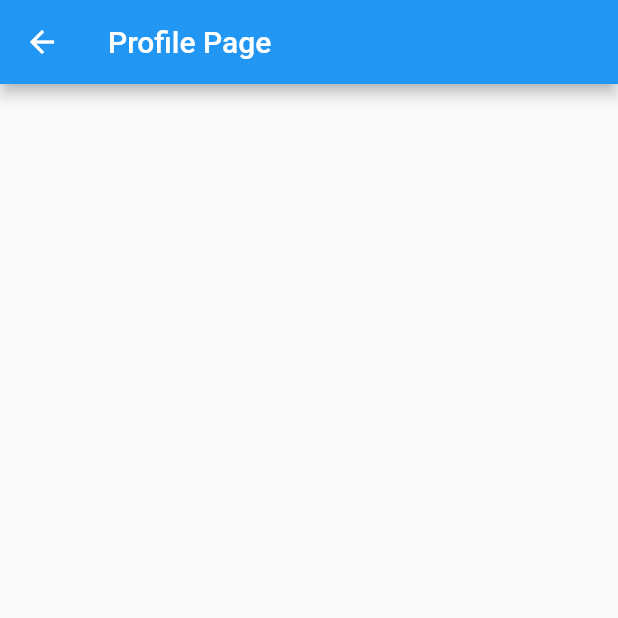
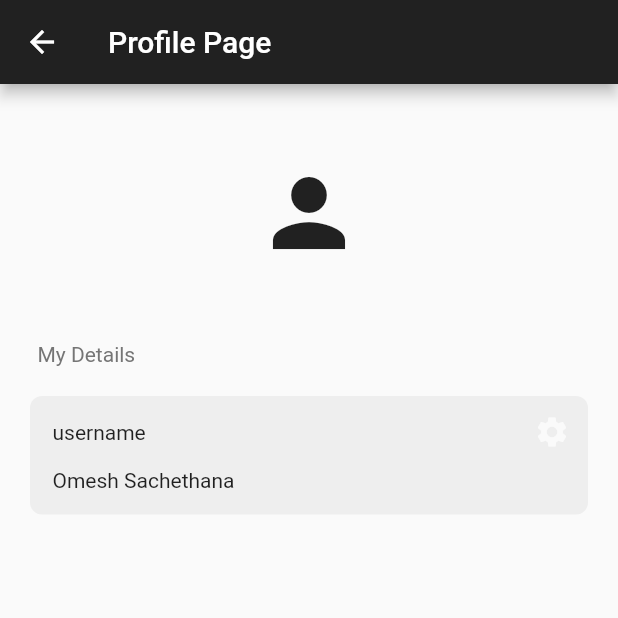
Before and after one commit to OmeshSachethana/UEE_Project, a Flutter app: the ProfilePage screen opened directly, on a phone screen of 412 x 824 dp, the top half of it. Run offline on Flutter 3.47's test engine with Material 2 defaults, Android fonts, the phone set to English and light mode, and no system bars; our stand-ins replace firebase_auth, firebase_core, google_sign_in; accounts and stored records are empty.

Commit message:
added text_box.dart

```diff
--- /dev/null
+++ b/lib/components/text_box.dart
@@ -0,0 +1,50 @@
+import 'package:flutter/material.dart';
+
+class MyTextBox extends StatelessWidget {
+  final String text;
+  final String sectionName;
+
+  const MyTextBox({
+    super.key,
+    required this.text,
+    required this.sectionName,
+  });
+
+  @override
+  Widget build(BuildContext context) {
+    return Container(
+      decoration: BoxDecoration(
+        color: Colors.grey[200],
+        borderRadius: BorderRadius.circular(8),
+      ),
+      padding: const EdgeInsets.only(
+        left: 15,
+        bottom: 15,
+      ),
+      margin: const EdgeInsets.only(left: 20, right: 20, top: 20),
+      child: Column(
+        crossAxisAlignment: CrossAxisAlignment.start,
+        children: [
+          Row(
+            mainAxisAlignment: MainAxisAlignment.spaceBetween,
+            children: [
+              //section name
+              Text(sectionName),
+
+              //edit Button
+              IconButton(
+                  onPressed: () {},
+                  icon: Icon(
+                    Icons.settings,
+                    color: Colors.grey[50],
+                  )),
+            ],
+          ),
+
+          //text
+          Text(text),
+        ],
+      ),
+    );
+  }
+}
--- a/lib/pages/profile_page.dart
+++ b/lib/pages/profile_page.dart
@@ -1,4 +1,6 @@
+import 'package:firebase_auth/firebase_auth.dart';
 import 'package:flutter/material.dart';
+import 'package:new_app/components/text_box.dart';
 
 class ProfilePage extends StatefulWidget {
   const ProfilePage({super.key});
@@ -8,10 +10,39 @@ class ProfilePage extends StatefulWidget {
 }
 
 class _ProfilePageState extends State<ProfilePage> {
+  final currentUser = FirebaseAuth.instance.currentUser!;
+
   @override
   Widget build(BuildContext context) {
     return Scaffold(
-      appBar: AppBar(title: Text("Profile Page")),
+      appBar: AppBar(
+        title: const Text("Profile Page"),
+        backgroundColor: Colors.grey[900],
+      ),
+      body: ListView(
+        children: [
+          const SizedBox(height: 50),
+          const Icon(
+            Icons.person,
+            size: 72,
+          ),
+          const SizedBox(height: 50),
+          Padding(
+            padding: const EdgeInsets.only(left: 25.0),
+            child: Text(
+              'My Details',
+              style: TextStyle(color: Colors.grey[600]),
+            ),
+          ),
+
+          //username
+          const MyTextBox(text: 'Omesh Sachethana', sectionName: 'username')
+
+          //bio
+
+          //user posts
+        ],
+      ),
     );
   }
 }
```
